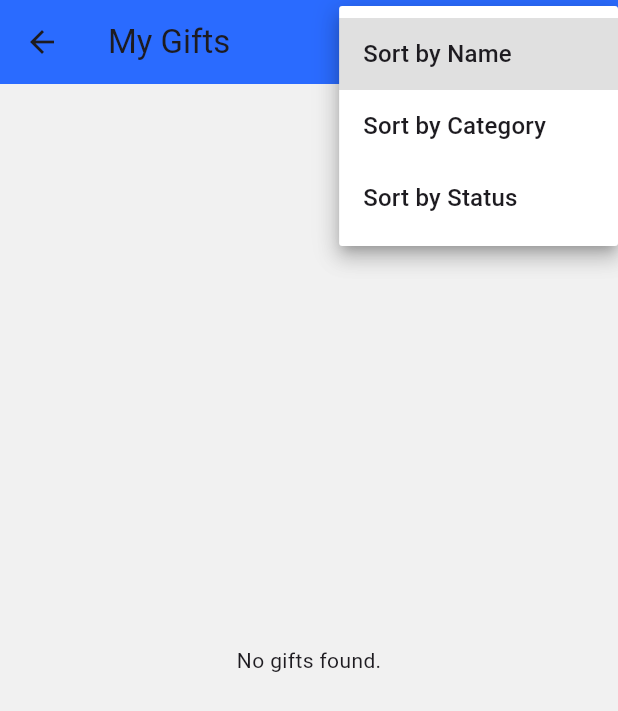
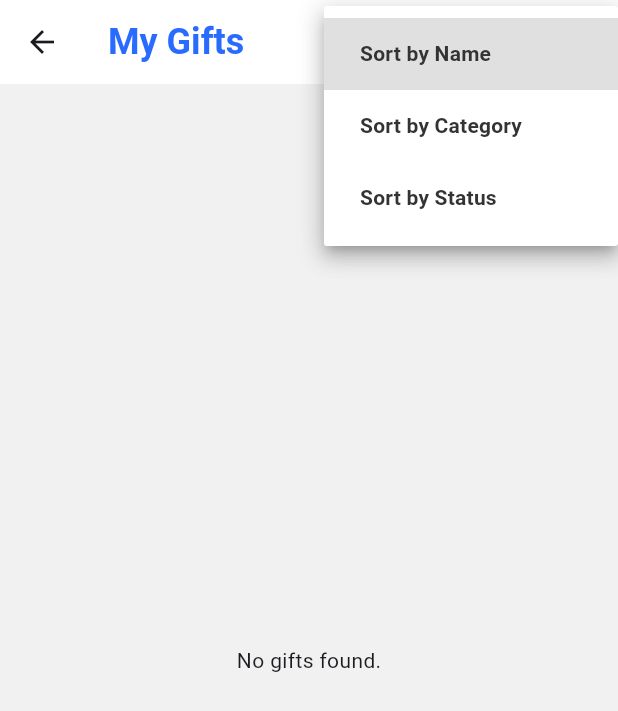
Before and after one commit to OsamaKhaled9/hediaty, a Flutter app: the GiftListPage screen opened directly, after a tap on "Sort by Name", on a phone screen of 412 x 824 dp. Shown: the top 711 px of the screen. Run offline on Flutter 3.47's test engine with Material 3 defaults, Android fonts, the phone set to English and light mode, and no system bars; our stand-ins replace cloud_firestore, firebase_auth, firebase_core, firebase_storage, font_awesome_flutter, shared_preferences and 2 more; accounts and stored records are empty.

Commit message:
Pledged gifts update.

```diff
--- a/lib/screens/gift_list_page.dart
+++ b/lib/screens/gift_list_page.dart
@@ -60,21 +60,36 @@ class _GiftListPageState extends State<GiftListPage> {
 void _sortGifts() {
   setState(() {
     if (_sortBy == 'Name') {
-        _gifts.sort((a, b) => a.name.compareTo(b.name));
+      _gifts.sort((a, b) => _safeCompare(a.name, b.name));
     } else if (_sortBy == 'Category') {
-        _gifts.sort((a, b) => a.category.compareTo(b.category));
+      _gifts.sort((a, b) => _safeCompare(a.category, b.category));
     } else if (_sortBy == 'Status') {
-        _gifts.sort((a, b) => a.status.compareTo(b.status));
+      _gifts.sort((a, b) => _safeCompare(a.status, b.status));
     }
   });
 }
+
+// Helper function to compare strings safely
+int _safeCompare(String? a, String? b) {
+  // Convert null values to empty strings and compare case-insensitively
+  return (a ?? '').toLowerCase().compareTo((b ?? '').toLowerCase());
+}
+
 
   @override
   Widget build(BuildContext context) {
     return Scaffold(
 appBar: AppBar(
-        title: const Text('My Gifts'),
-        backgroundColor: const Color(0xFF2A6BFF),
+  title: const Text(
+    'My Gifts',
+    style: TextStyle(
+      color: Color(0xFF2A6BFF),
+      fontWeight: FontWeight.bold,
+      fontSize: 24,
+    ),
+  ),
+  backgroundColor: Colors.white,
+  elevation: 0,
   actions: [
     Padding(
       padding: const EdgeInsets.only(right: 16.0),
@@ -88,12 +103,58 @@ class _GiftListPageState extends State<GiftListPage> {
             });
           },
           items: [
-                  const DropdownMenuItem(value: 'Name', child: Text('Sort by Name')),
-                  const DropdownMenuItem(value: 'Category', child: Text('Sort by Category')),
-                  const DropdownMenuItem(value: 'Status', child: Text('Sort by Status')),
+            DropdownMenuItem(
+              value: 'Name',
+              child: Padding(
+                padding: const EdgeInsets.symmetric(horizontal: 8.0),
+                child: Text(
+                  'Sort by Name',
+                  style: const TextStyle(
+                    color: Color(0xFF333333),
+                    fontWeight: FontWeight.bold,
+                    fontSize: 14,
+                  ),
+                ),
+              ),
+            ),
+            DropdownMenuItem(
+              value: 'Category',
+              child: Padding(
+                padding: const EdgeInsets.symmetric(horizontal: 8.0),
+                child: Text(
+                  'Sort by Category',
+                  style: const TextStyle(
+                    color: Color(0xFF333333),
+                    fontWeight: FontWeight.bold,
+                    fontSize: 14,
+                  ),
+                ),
+              ),
+            ),
+            DropdownMenuItem(
+              value: 'Status',
+              child: Padding(
+                padding: const EdgeInsets.symmetric(horizontal: 8.0),
+                child: Text(
+                  'Sort by Status',
+                  style: const TextStyle(
+                    color: Color(0xFF333333),
+                    fontWeight: FontWeight.bold,
+                    fontSize: 14,
+                  ),
+                ),
+              ),
+            ),
           ],
           dropdownColor: Colors.white,
-                icon: const Icon(Icons.sort, color: Colors.white),
+          iconSize: 24,
+          icon: const Padding(
+            padding: EdgeInsets.only(left: 8.0),
+            child: Icon(
+              Icons.sort,
+              color: Color(0xFF2A6BFF),
+            ),
+          ),
         ),
       ),
     ),
```
Also changed, not shown: lib/screens/pledged_gifts.dart (+30 -12 lines). Lines whose indentation alone changed are shown as unchanged.
